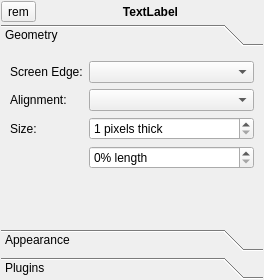
First picture: the form in lumina-config/PanelWidget.ui, repository lumina-desktop/lumina, before the edit.
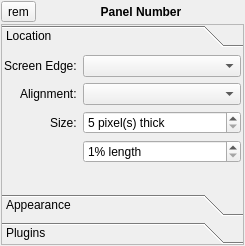
Second picture: the form after the edit.

Commit message: Add a new PanelWidget to lumina-config. This allows the user to add more than 2 panels to each screen, and panels can be removed individually (not just the last one).

```diff
--- a/lumina-config/PanelWidget.ui
+++ b/lumina-config/PanelWidget.ui
@@ -6,10 +6,28 @@
    <rect>
     <x>0</x>
     <y>0</y>
-    <width>264</width>
-    <height>280</height>
+    <width>245</width>
+    <height>246</height>
    </rect>
   </property>
+  <property name="sizePolicy">
+   <sizepolicy hsizetype="Fixed" vsizetype="Preferred">
+    <horstretch>0</horstretch>
+    <verstretch>0</verstretch>
+   </sizepolicy>
+  </property>
+  <property name="minimumSize">
+   <size>
+    <width>245</width>
+    <height>0</height>
+   </size>
+  </property>
+  <property name="maximumSize">
+   <size>
+    <width>245</width>
+    <height>16777215</height>
+   </size>
+  </property>
   <property name="windowTitle">
    <string>Form</string>
   </property>
@@ -47,7 +65,7 @@
         </font>
        </property>
        <property name="text">
-        <string notr="true">TextLabel</string>
+        <string notr="true">Panel Number</string>
        </property>
        <property name="alignment">
         <set>Qt::AlignCenter</set>
@@ -58,6 +76,9 @@
    </item>
    <item>
     <widget class="QToolBox" name="toolBox">
+     <property name="frameShape">
+      <enum>QFrame::StyledPanel</enum>
+     </property>
      <property name="currentIndex">
       <number>0</number>
      </property>
@@ -66,14 +87,29 @@
        <rect>
         <x>0</x>
         <y>0</y>
-        <width>262</width>
-        <height>169</height>
+        <width>241</width>
+        <height>133</height>
        </rect>
       </property>
       <attribute name="label">
-       <string>Geometry</string>
+       <string>Location</string>
       </attribute>
       <layout class="QFormLayout" name="formLayout">
+       <property name="labelAlignment">
+        <set>Qt::AlignRight|Qt::AlignTrailing|Qt::AlignVCenter</set>
+       </property>
+       <property name="leftMargin">
+        <number>2</number>
+       </property>
+       <property name="topMargin">
+        <number>2</number>
+       </property>
+       <property name="rightMargin">
+        <number>2</number>
+       </property>
+       <property name="bottomMargin">
+        <number>2</number>
+       </property>
        <item row="0" column="0">
         <widget class="QLabel" name="label_2">
          <property name="text">
@@ -94,10 +130,10 @@
        <item row="2" column="1">
         <widget class="QSpinBox" name="spinBox">
          <property name="suffix">
-          <string> pixels thick</string>
+          <string> pixel(s) thick</string>
          </property>
          <property name="minimum">
-          <number>1</number>
+          <number>5</number>
          </property>
          <property name="maximum">
           <number>30000</number>
@@ -109,6 +145,12 @@
          <property name="suffix">
           <string>% length</string>
          </property>
+         <property name="minimum">
+          <number>1</number>
+         </property>
+         <property name="maximum">
+          <number>100</number>
+         </property>
         </widget>
        </item>
        <item row="5" column="0">
```
Left out of the diff: 65 changed lines with no effect on the pictures. The commit also changes 6 other files.
